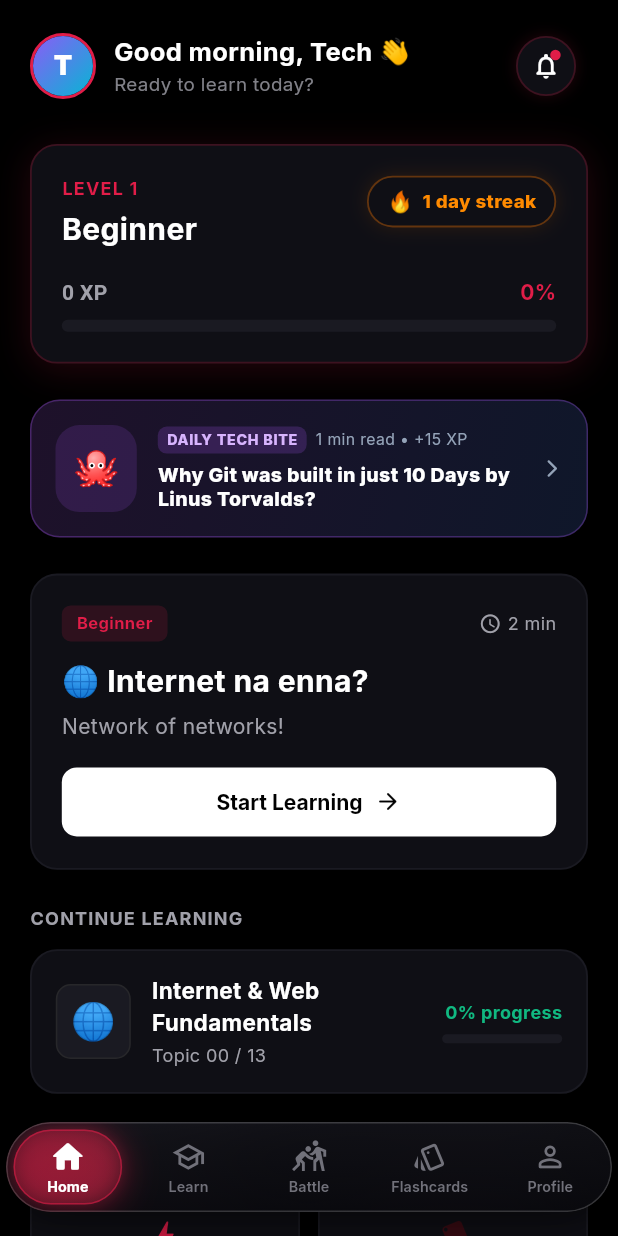
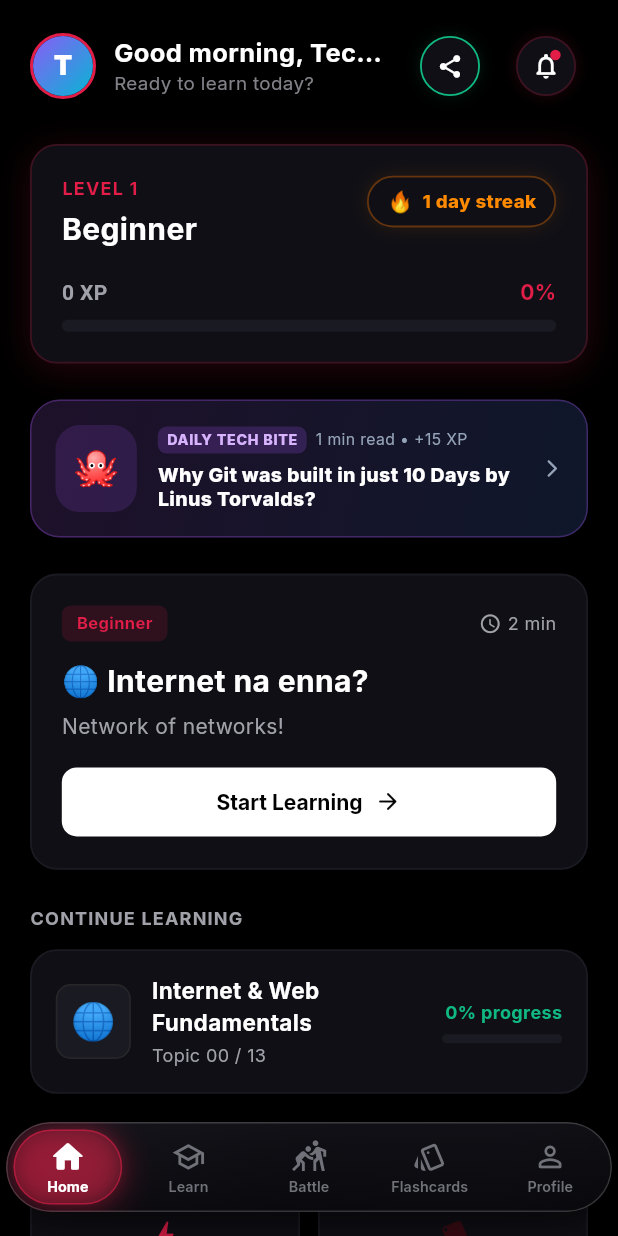
Before and after one commit to nfsprogramming/Techaa-Purinjikoo, a Flutter app: the HomeScreen screen opened by its route, on a phone screen of 412 x 824 dp. Run offline on Flutter 3.47's test engine with Material 3 defaults, Android fonts, the phone set to English and light mode, and no system bars; our stand-ins replace cloud_firestore, firebase_auth, firebase_core, flutter_local_notifications, flutter_riverpod, go_router and 6 more; accounts and stored records are empty.

Commit message:
feat(v2): Add push notifications, share button, and unlockable Cyberpunk theme

```diff
--- a/techaa_purinjikoo_app/lib/features/home/home_screen.dart
+++ b/techaa_purinjikoo_app/lib/features/home/home_screen.dart
@@ -1,6 +1,7 @@
 import 'package:flutter/material.dart';
 import 'package:flutter_riverpod/flutter_riverpod.dart';
 import 'package:go_router/go_router.dart';
+import 'package:share_plus/share_plus.dart';
 import '../../core/theme/app_colors.dart';
 import '../../data/repositories/user_repository.dart';
 import '../../data/repositories/auth_repository.dart';
@@ -88,6 +89,36 @@ class HomeScreen extends ConsumerWidget {
                           ),
                         ),
                       ],
+                    ),
+                  ),
+                  const SizedBox(width: 8),
+                  IconButton(
+                    onPressed: () {
+                      Share.share('Dei, college tech roadmaps, free AI tools, and interview hacks ellam ore app-la Tanglish-la irukku! Install Techaa Purinjikoo 🚀 https://github.com/nfsprogramming');
+                    },
+                    tooltip: 'Invite a Junior',
+                    icon: Container(
+                      width: 40,
+                      height: 40,
+                      decoration: BoxDecoration(
+                        color: AppColors.surfaceCard,
+                        shape: BoxShape.circle,
+                        border: Border.all(
+                          color: const Color(0xFF10B981),
+                          width: 1.2,
+                        ),
+                        boxShadow: [
+                          BoxShadow(
+                            color: const Color(0xFF10B981).withValues(alpha: 0.15),
+                            blurRadius: 8,
+                          ),
+                        ],
+                      ),
+                      child: const Icon(
+                        Icons.share_rounded,
+                        color: Colors.white,
+                        size: 18,
+                      ),
                     ),
                   ),
                   const SizedBox(width: 8),
--- a/techaa_purinjikoo_app/pubspec.yaml
+++ b/techaa_purinjikoo_app/pubspec.yaml
@@ -44,6 +44,9 @@ dependencies:
   google_sign_in: ^6.2.2
   http: ^1.2.0
   supabase_flutter: ^2.8.0
+  flutter_local_notifications: ^22.3.0
+  share_plus: ^13.3.0
+  timezone: ^0.11.1
 
 dev_dependencies:
   flutter_test:
```
Also changed, not shown: techaa_purinjikoo_app/lib/core/services/notification_service.dart (added, +68 -0 lines), techaa_purinjikoo_app/lib/core/theme/app_theme.dart (+59 -0 lines), techaa_purinjikoo_app/lib/main.dart (+12 -3 lines), techaa_purinjikoo_app/pubspec.lock, 3 other files.
